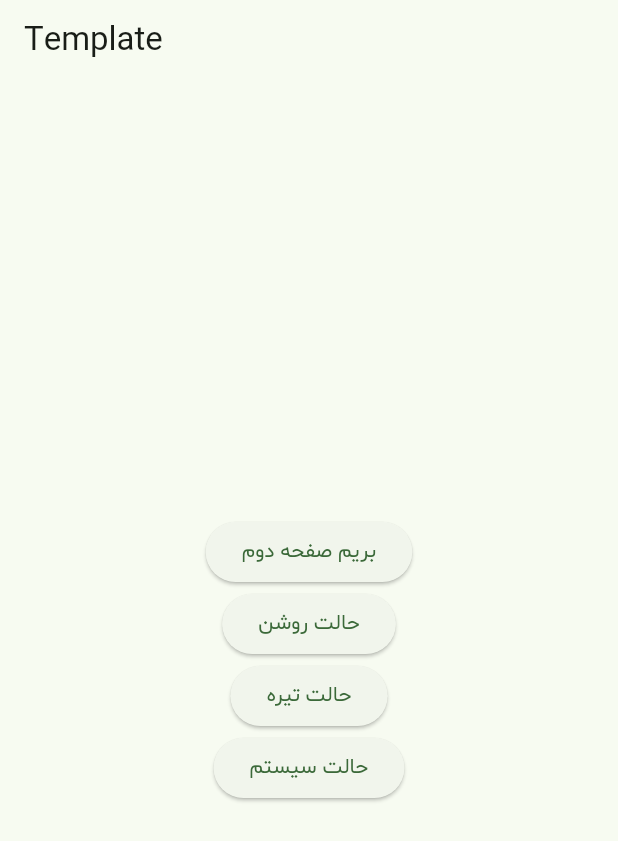
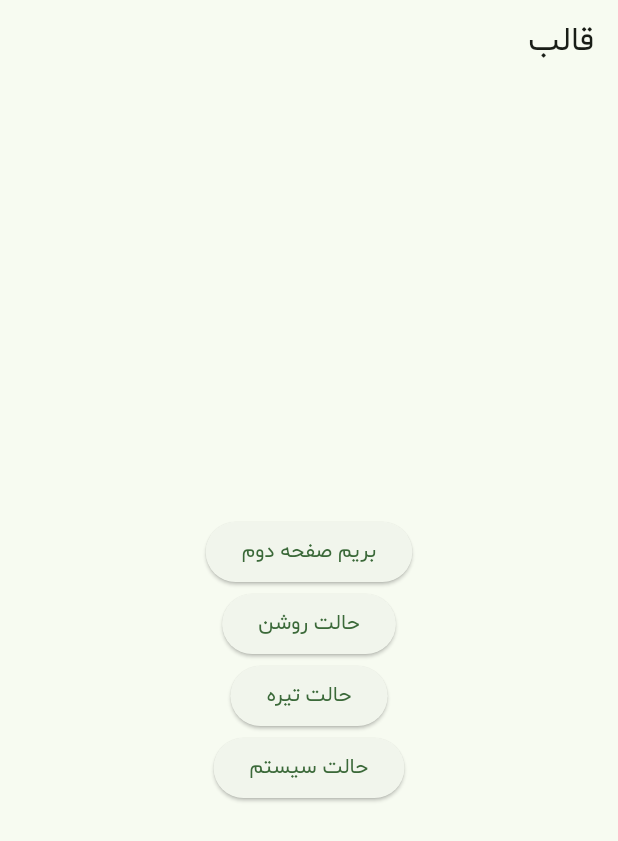
Before and after one commit to kazemini/template, a Flutter app: the screen it shows after launch, on a phone screen of 412 x 824 dp. Shown: the top 841 px of the screen. Run offline on Flutter 3.47's test engine with Material 2 defaults, Android fonts, the phone set to English and light mode, and no system bars; our stand-ins replace bloc, flutter_bloc, get_it.

Commit message:
force direction rtl(for persian or arabic lang :)

```diff
--- a/lib/config/theme/constants_config.dart
+++ b/lib/config/theme/constants_config.dart
@@ -1,6 +1,7 @@
 import 'package:flutter/material.dart';
 
 class ConfigConstants {
+  // TODO config project
 
   static const bool isMaterial3 = true;
   static const Color colorScheme = Colors.green; // * it can be any type of colors such as RGBO
@@ -8,4 +9,8 @@ class ConfigConstants {
   static const defaultTheme = ThemeMode.light;
 
   static const bool alwaysPortrait = false; // * Force Portrait InterFace
+
+  // * app direction
+  static const country = 'IR';
+  static const language = 'fa';
 }
--- a/lib/core/widgets/main_wrapper.dart
+++ b/lib/core/widgets/main_wrapper.dart
@@ -20,7 +20,7 @@ class _MainWrapperState extends State<MainWrapper> {
   @override
   Widget build(BuildContext context) {
     return Scaffold(
-      appBar: AppBar(title: const Text('Template'),),
+      appBar: AppBar(title: const Text('قالب'),),
       body: Padding(
         padding: const EdgeInsets.all(8.0),
         child: Column(
--- a/lib/main.dart
+++ b/lib/main.dart
@@ -3,6 +3,7 @@ import 'dart:io';
 import 'package:flutter/material.dart';
 import 'package:flutter/services.dart';
 import 'package:flutter_bloc/flutter_bloc.dart';
+import 'package:flutter_localizations/flutter_localizations.dart';
 import 'package:template/config/theme/app_theme.dart';
 import 'package:template/config/theme/constants_config.dart';
 
@@ -50,6 +51,14 @@ class _MyAppState extends State<MyApp> {
               darkTheme: AppTheme.darkTheme,
               themeMode: state.themeMode,
               home: const MainWrapper(),
+
+              // * Force RTL, by default => (farsi,iran)
+              localizationsDelegates: const [
+                GlobalCupertinoLocalizations.delegate,
+                GlobalMaterialLocalizations.delegate,
+                GlobalWidgetsLocalizations.delegate,
+              ],
+              supportedLocales: const [Locale(ConfigConstants.language, ConfigConstants.country)],
             );
           },
         ));
```
Also changed, not shown: pubspec.yaml (+5 -4 lines), pubspec.lock.
